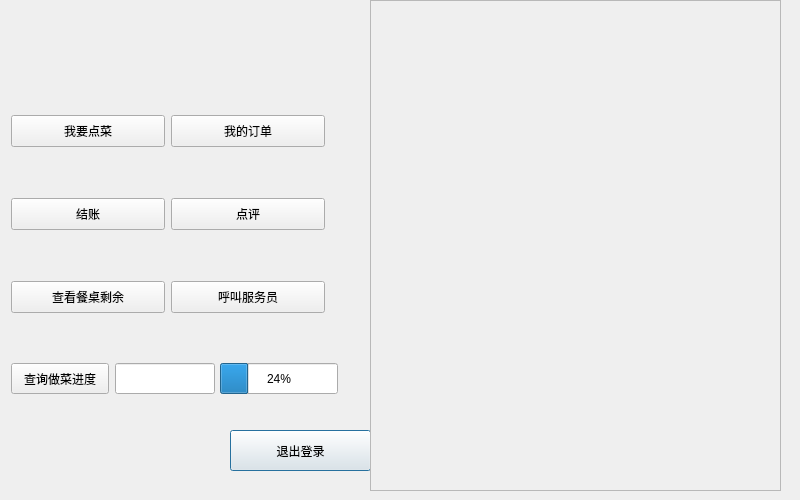
Qt form usrui/customers.ui (himarsmty/c-homework) before a commit.
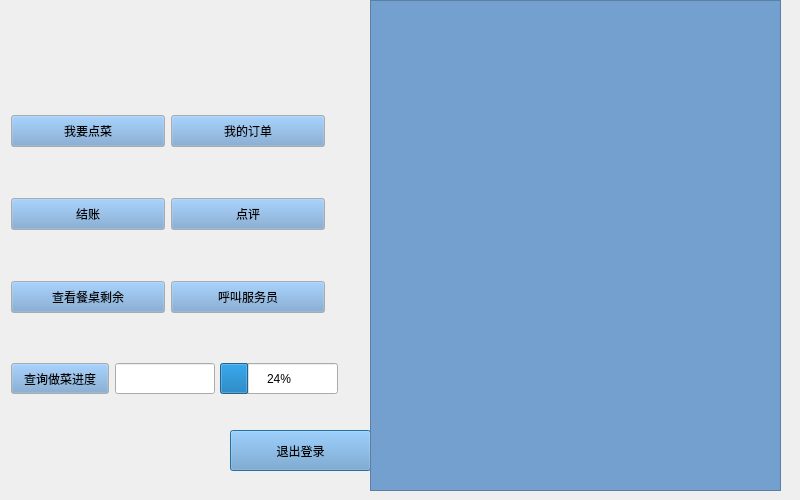
The same form after that commit. Icons and pictures are not drawn.

```diff
--- a/usrui/customers.ui
+++ b/usrui/customers.ui
@@ -10,6 +10,43 @@
     <height>500</height>
    </rect>
   </property>
+  <property name="palette">
+   <palette>
+    <active>
+     <colorrole role="Button">
+      <brush brushstyle="SolidPattern">
+       <color alpha="255">
+        <red>52</red>
+        <green>101</green>
+        <blue>164</blue>
+       </color>
+      </brush>
+     </colorrole>
+    </active>
+    <inactive>
+     <colorrole role="Button">
+      <brush brushstyle="SolidPattern">
+       <color alpha="255">
+        <red>52</red>
+        <green>101</green>
+        <blue>164</blue>
+       </color>
+      </brush>
+     </colorrole>
+    </inactive>
+    <disabled>
+     <colorrole role="Button">
+      <brush brushstyle="SolidPattern">
+       <color alpha="255">
+        <red>52</red>
+        <green>101</green>
+        <blue>164</blue>
+       </color>
+      </brush>
+     </colorrole>
+    </disabled>
+   </palette>
+  </property>
   <property name="windowTitle">
    <string>Dialog</string>
   </property>
@@ -25,6 +62,43 @@
      <height>41</height>
     </rect>
    </property>
+   <property name="palette">
+    <palette>
+     <active>
+      <colorrole role="Button">
+       <brush brushstyle="SolidPattern">
+        <color alpha="255">
+         <red>114</red>
+         <green>159</green>
+         <blue>207</blue>
+        </color>
+       </brush>
+      </colorrole>
+     </active>
+     <inactive>
+      <colorrole role="Button">
+       <brush brushstyle="SolidPattern">
+        <color alpha="255">
+         <red>114</red>
+         <green>159</green>
+         <blue>207</blue>
+        </color>
+       </brush>
+      </colorrole>
+     </inactive>
+     <disabled>
+      <colorrole role="Button">
+       <brush brushstyle="SolidPattern">
+        <color alpha="255">
+         <red>114</red>
+         <green>159</green>
+         <blue>207</blue>
+        </color>
+       </brush>
+      </colorrole>
+     </disabled>
+    </palette>
+   </property>
    <property name="text">
     <string>退出登录</string>
    </property>
@@ -38,6 +112,9 @@
      <height>491</height>
     </rect>
    </property>
+   <property name="styleSheet">
+    <string notr="true">background-color: rgb(114, 159, 207,0.9);</string>
+   </property>
    <property name="widgetResizable">
     <bool>true</bool>
    </property>
@@ -61,6 +138,43 @@
      <height>32</height>
     </rect>
    </property>
+   <property name="palette">
+    <palette>
+     <active>
+      <colorrole role="Button">
+       <brush brushstyle="SolidPattern">
+        <color alpha="255">
+         <red>114</red>
+         <green>159</green>
+         <blue>207</blue>
+        </color>
+       </brush>
+      </colorrole>
+     </active>
+     <inactive>
+      <colorrole role="Button">
+       <brush brushstyle="SolidPattern">
+        <color alpha="255">
+         <red>114</red>
+         <green>159</green>
+         <blue>207</blue>
+        </color>
+       </brush>
+      </colorrole>
+     </inactive>
+     <disabled>
+      <colorrole role="Button">
+       <brush brushstyle="SolidPattern">
+        <color alpha="255">
+         <red>114</red>
+         <green>159</green>
+         <blue>207</blue>
+        </color>
+       </brush>
+      </colorrole>
+     </disabled>
+    </palette>
+   </property>
    <property name="styleSheet">
     <string notr="true">
 font: 75 16pt &quot;方正隶书_GBK&quot;;</string>
@@ -108,6 +222,43 @@
      <height>31</height>
     </rect>
    </property>
+   <property name="palette">
+    <palette>
+     <active>
+      <colorrole role="Button">
+       <brush brushstyle="SolidPattern">
+        <color alpha="255">
+         <red>114</red>
+         <green>159</green>
+         <blue>207</blue>
+        </color>
+       </brush>
+      </colorrole>
+     </active>
+     <inactive>
+      <colorrole role="Button">
+       <brush brushstyle="SolidPattern">
+        <color alpha="255">
+         <red>114</red>
+         <green>159</green>
+         <blue>207</blue>
+        </color>
+       </brush>
+      </colorrole>
+     </inactive>
+     <disabled>
+      <colorrole role="Button">
+       <brush brushstyle="SolidPattern">
+        <color alpha="255">
+         <red>114</red>
+         <green>159</green>
+         <blue>207</blue>
+        </color>
+       </brush>
+      </colorrole>
+     </disabled>
+    </palette>
+   </property>
    <property name="text">
     <string>查询做菜进度</string>
    </property>
@@ -121,6 +272,43 @@
      <height>32</height>
     </rect>
    </property>
+   <property name="palette">
+    <palette>
+     <active>
+      <colorrole role="Button">
+       <brush brushstyle="SolidPattern">
+        <color alpha="255">
+         <red>114</red>
+         <green>159</green>
+         <blue>207</blue>
+        </color>
+       </brush>
+      </colorrole>
+     </active>
+     <inactive>
+      <colorrole role="Button">
+       <brush brushstyle="SolidPattern">
+        <color alpha="255">
+         <red>114</red>
+         <green>159</green>
+         <blue>207</blue>
+        </color>
+       </brush>
+      </colorrole>
+     </inactive>
+     <disabled>
+      <colorrole role="Button">
+       <brush brushstyle="SolidPattern">
+        <color alpha="255">
+         <red>114</red>
+         <green>159</green>
+         <blue>207</blue>
+        </color>
+       </brush>
+      </colorrole>
+     </disabled>
+    </palette>
+   </property>
    <property name="styleSheet">
     <string notr="true">
 font: 75 16pt &quot;方正隶书_GBK&quot;;</string>
@@ -142,6 +330,43 @@
      <height>32</height>
     </rect>
    </property>
+   <property name="palette">
+    <palette>
+     <active>
+      <colorrole role="Button">
+       <brush brushstyle="SolidPattern">
+        <color alpha="255">
+         <red>114</red>
+         <green>159</green>
+         <blue>207</blue>
+        </color>
+       </brush>
+      </colorrole>
+     </active>
+     <inactive>
+      <colorrole role="Button">
+       <brush brushstyle="SolidPattern">
+        <color alpha="255">
+         <red>114</red>
+         <green>159</green>
+         <blue>207</blue>
+        </color>
+       </brush>
+      </colorrole>
+     </inactive>
+     <disabled>
+      <colorrole role="Button">
+       <brush brushstyle="SolidPattern">
+        <color alpha="255">
+         <red>114</red>
+         <green>159</green>
+         <blue>207</blue>
+        </color>
+       </brush>
+      </colorrole>
+     </disabled>
+    </palette>
+   </property>
    <property name="styleSheet">
     <string notr="true">
 font: 75 16pt &quot;方正隶书_GBK&quot;;</string>
@@ -163,6 +388,43 @@
      <height>32</height>
     </rect>
    </property>
+   <property name="palette">
+    <palette>
+     <active>
+      <colorrole role="Button">
+       <brush brushstyle="SolidPattern">
+        <color alpha="255">
+         <red>114</red>
+         <green>159</green>
+         <blue>207</blue>
+        </color>
+       </brush>
+      </colorrole>
+     </active>
+     <inactive>
+      <colorrole role="Button">
+       <brush brushstyle="SolidPattern">
+        <color alpha="255">
+         <red>114</red>
+         <green>159</green>
+         <blue>207</blue>
+        </color>
+       </brush>
+      </colorrole>
+     </inactive>
+     <disabled>
+      <colorrole role="Button">
+       <brush brushstyle="SolidPattern">
+        <color alpha="255">
+         <red>114</red>
+         <green>159</green>
+         <blue>207</blue>
+        </color>
+       </brush>
+      </colorrole>
+     </disabled>
+    </palette>
+   </property>
    <property name="styleSheet">
     <string notr="true">
 font: 75 16pt &quot;方正隶书_GBK&quot;;</string>
@@ -184,6 +446,43 @@
      <height>32</height>
     </rect>
    </property>
+   <property name="palette">
+    <palette>
+     <active>
+      <colorrole role="Button">
+       <brush brushstyle="SolidPattern">
+        <color alpha="255">
+         <red>114</red>
+         <green>159</green>
+         <blue>207</blue>
+        </color>
+       </brush>
+      </colorrole>
+     </active>
+     <inactive>
+      <colorrole role="Button">
+       <brush brushstyle="SolidPattern">
+        <color alpha="255">
+         <red>114</red>
+         <green>159</green>
+         <blue>207</blue>
+        </color>
+       </brush>
+      </colorrole>
+     </inactive>
+     <disabled>
+      <colorrole role="Button">
+       <brush brushstyle="SolidPattern">
+        <color alpha="255">
+         <red>114</red>
+         <green>159</green>
+         <blue>207</blue>
+        </color>
+       </brush>
+      </colorrole>
+     </disabled>
+    </palette>
+   </property>
    <property name="styleSheet">
     <string notr="true">
 font: 75 16pt &quot;方正隶书_GBK&quot;;</string>
@@ -205,6 +504,43 @@
      <height>32</height>
     </rect>
    </property>
+   <property name="palette">
+    <palette>
+     <active>
+      <colorrole role="Button">
+       <brush brushstyle="SolidPattern">
+        <color alpha="255">
+         <red>114</red>
+         <green>159</green>
+         <blue>207</blue>
+        </color>
+       </brush>
+      </colorrole>
+     </active>
+     <inactive>
+      <colorrole role="Button">
+       <brush brushstyle="SolidPattern">
+        <color alpha="255">
+         <red>114</red>
+         <green>159</green>
+         <blue>207</blue>
+        </color>
+       </brush>
+      </colorrole>
+     </inactive>
+     <disabled>
+      <colorrole role="Button">
+       <brush brushstyle="SolidPattern">
+        <color alpha="255">
+         <red>114</red>
+         <green>159</green>
+         <blue>207</blue>
+        </color>
+       </brush>
+      </colorrole>
+     </disabled>
+    </palette>
+   </property>
    <property name="styleSheet">
     <string notr="true">
 font: 75 16pt &quot;方正隶书_GBK&quot;;</string>
```
Left out of the diff: 18 changed lines with no effect on the pictures.
